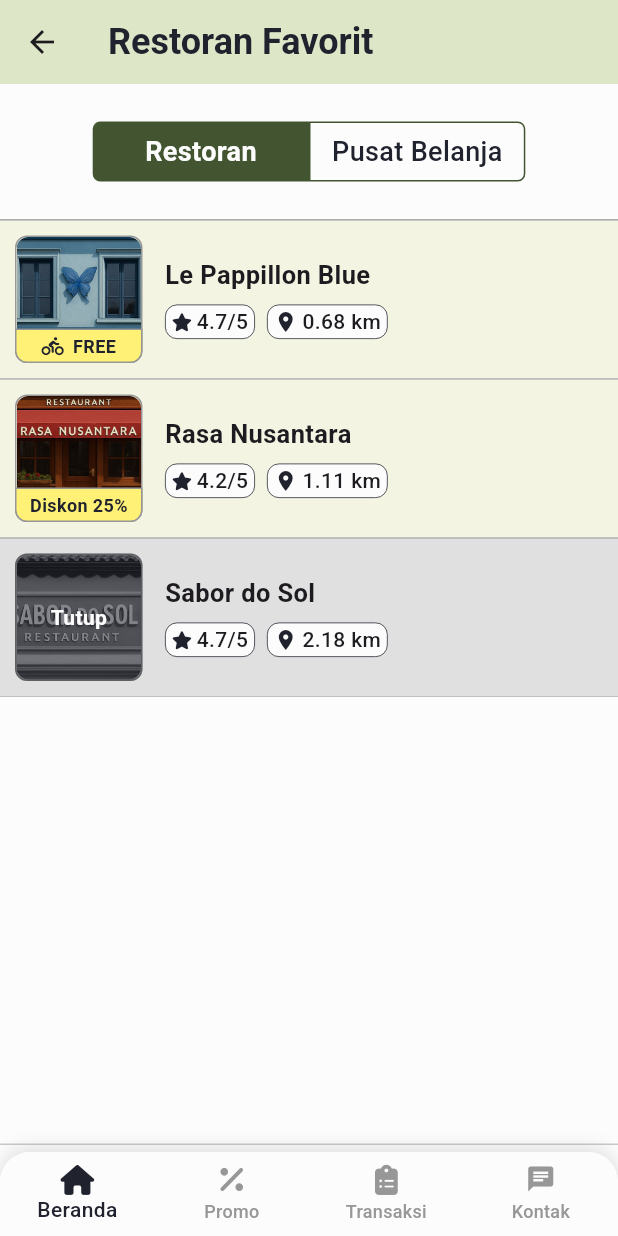
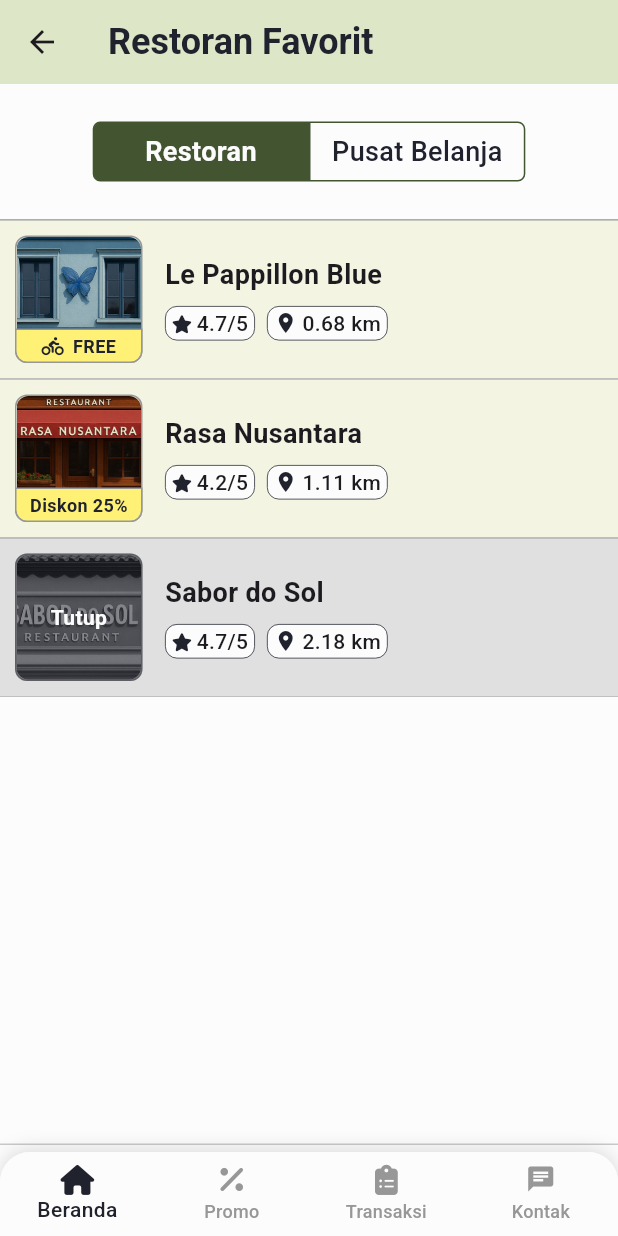
Before and after one commit to jasonrivalino/ta_nutrisenior_app, a Flutter app: the BusinessListView screen opened by its route, after a tap on the "favorite outline" icon, on a phone screen of 412 x 824 dp. Run offline on Flutter 3.47's test engine with Material 3 defaults, Android fonts, the phone set to English and light mode, and no system bars; our stand-ins replace connectivity_plus, flutter_local_notifications, fluttertoast, font_awesome_flutter, go_router, google_maps_flutter and 5 more; accounts and stored records are empty; Roboto replaces fonts that are missing (Roboto-Bold, Roboto-Medium).

Commit message:
theme: change icon coloring

```diff
--- a/lib/features/HistorySection/history_controller.dart
+++ b/lib/features/HistorySection/history_controller.dart
@@ -6,7 +6,7 @@ import '../../database/driver_list_table.dart';
 import '../../database/history_list_table.dart';
 import '../../database/product_list_table.dart';
 import '../../database/business_promo_list_table.dart';
-import '../../shared/utils/calculate_delivery_fee.dart';
+import '../../shared/utils/calculate_price_fee.dart';
 
 class HistoryController {
   static List<Map<String, dynamic>> fetchHistoryList() {
--- a/lib/features/OrderSection/BusinessReviewMenu/review_business_view.dart
+++ b/lib/features/OrderSection/BusinessReviewMenu/review_business_view.dart
@@ -1,5 +1,6 @@
 import 'package:flutter/material.dart';
 import 'package:go_router/go_router.dart';
+import '../../../shared/styles/colors.dart';
 import '../../../shared/widgets/appbar.dart';
 import '../OrderingMenu/business_ordering_menu_widget.dart';
 import 'review_business_controller.dart';
@@ -57,6 +58,7 @@ class _ReviewBusinessViewState extends State<ReviewBusinessView> {
     final ratings = controller.fetchFilteredRatings(selectedRating);
 
     return Scaffold(
+      backgroundColor: AppColors.soapstone,
       appBar: CustomAppBar(
         title: 'Rating dan Komentar',
         showBackButton: true,
--- a/lib/features/OrderSection/BusinessReviewMenu/review_business_widget.dart
+++ b/lib/features/OrderSection/BusinessReviewMenu/review_business_widget.dart
@@ -126,7 +126,7 @@ class BusinessRatingItem extends StatelessWidget {
                       index < rating['rating_number']
                           ? FontAwesomeIcons.solidStar
                           : FontAwesomeIcons.star,
-                      color: AppColors.artyClickAmber,
+                      color: AppColors.amber,
                       size: 16,
                     );
                   }),
--- a/lib/features/OrderSection/OrderingMenu/ConfirmationOrdering/confirmation_ordering_view.dart
+++ b/lib/features/OrderSection/OrderingMenu/ConfirmationOrdering/confirmation_ordering_view.dart
@@ -5,7 +5,7 @@ import 'package:go_router/go_router.dart';
 
 import '../../../../database/business_list_table.dart';
 import '../../../../shared/styles/colors.dart';
-import '../../../../shared/utils/calculate_delivery_fee.dart';
+import '../../../../shared/utils/calculate_price_fee.dart';
 import '../../../../shared/widgets/appbar.dart';
 import '../../SearchingMenu/search_controller.dart';
 import '../../SearchingMenu/search_widget.dart';
--- a/lib/features/OrderSection/OrderingMenu/business_ordering_menu_widget.dart
+++ b/lib/features/OrderSection/OrderingMenu/business_ordering_menu_widget.dart
@@ -52,7 +52,7 @@ class BusinessHeaderBar extends StatelessWidget {
               CircleAvatar(
                 backgroundColor: AppColors.soapstone,
                 child: IconButton(
-                  icon: const FaIcon(FontAwesomeIcons.solidStar, size: 16, color: AppColors.artyClickAmber),
+                  icon: const FaIcon(FontAwesomeIcons.solidStar, size: 16, color: AppColors.amber),
                   onPressed: onRatingClick,
                 ),
               ),
--- a/lib/shared/styles/colors.dart
+++ b/lib/shared/styles/colors.dart
@@ -16,8 +16,8 @@ class AppColors {
   // Secondary color palette
   static const Color persianRed     = Color(0xFFD32F2F);     // Persian Red Color: #D32F2F
   static const Color orangyYellow   = Color(0xFFFFF176);     // Orangy Yellow Color: #FFF176
+  static const Color amber          = Color(0xFFFFC107);     // Arty Click Amber Color: #FFC107
+  static const Color blueDress      = Color(0xFF007CE0);     // Blue Dress Color: #007CE0
+  static const Color darkGray       = Color(0xFF979797);     // Dark Gray Color: #979797
   static const Color lightGray      = Color(0xFFE0E0E0);     // Light Gray Color: #E0E0E0
-  static const Color darkGray       = Color(0xFF979797);     // Dark Gray Color: #979797
-  static const Color artyClickAmber = Color(0xFFFFC107);     // Arty Click Amber Color: #FFC107
-  static const Color blueDress      = Color(0xFF007CE0);     // Blue Dress Color: #007CE0
 }
--- a/lib/shared/utils/calculate_price_fee.dart
+++ b/lib/shared/utils/calculate_price_fee.dart
@@ -7,8 +7,8 @@ int calculateDeliveryFee(bool isFreeShipment, double businessDistance) {
 int getFinalPrice(int baseProductPrice, int addOnsPrice, int quantity, int? discountNumber){
   final baseTotal = baseProductPrice * quantity;
   final total = baseTotal + addOnsPrice;
-  if (discountNumber != null && discountNumber! > 0) {
-    final discountAmount = baseTotal * discountNumber! ~/ 100;
+  if (discountNumber != null && discountNumber > 0) {
+    final discountAmount = baseTotal * discountNumber ~/ 100;
     return total - discountAmount;
   }
   return total;
--- a/lib/shared/widgets/product_card/card_box.dart
+++ b/lib/shared/widgets/product_card/card_box.dart
@@ -307,7 +307,7 @@ class _CardBoxState extends State<CardBox> {
                           style: TextStyle(
                             fontWeight: FontWeight.bold,
                             fontFamily: AppFonts.fontBold,
-                            fontSize: 17,
+                            fontSize: 18,
                             height: screenHeight > 900 ? 1.35 : 1.2,
                           ),
                           maxLines: 2,
@@ -373,7 +373,7 @@ class _CardBoxState extends State<CardBox> {
                           style: TextStyle(
                             fontWeight: FontWeight.bold,
                             fontFamily: AppFonts.fontBold,
-                            fontSize: 17,
+                            fontSize: 18,
                             height: screenHeight > 900 ? 1.35 : 1.2,
                           ),
                           maxLines: 2,
--- a/lib/shared/widgets/product_card/card_list.dart
+++ b/lib/shared/widgets/product_card/card_list.dart
@@ -269,7 +269,7 @@ class _CardListState extends State<CardList> {
                         style: TextStyle(
                           fontWeight: FontWeight.bold,
                           fontFamily: AppFonts.fontBold,
-                          fontSize: 17,
+                          fontSize: 18,
                           height: screenHeight > 900 ? 1.35 : 1.2,
                         ),
                         maxLines: 2,
@@ -342,7 +342,7 @@ class _CardListState extends State<CardList> {
                                   style: TextStyle(
                                     fontWeight: FontWeight.bold,
                                     fontFamily: AppFonts.fontBold,
-                                    fontSize: 17,
+                                    fontSize: 18,
                                     height: screenHeight > 900 ? 1.35 : 1.2,
                                   ),
                                   maxLines: 1,
```
